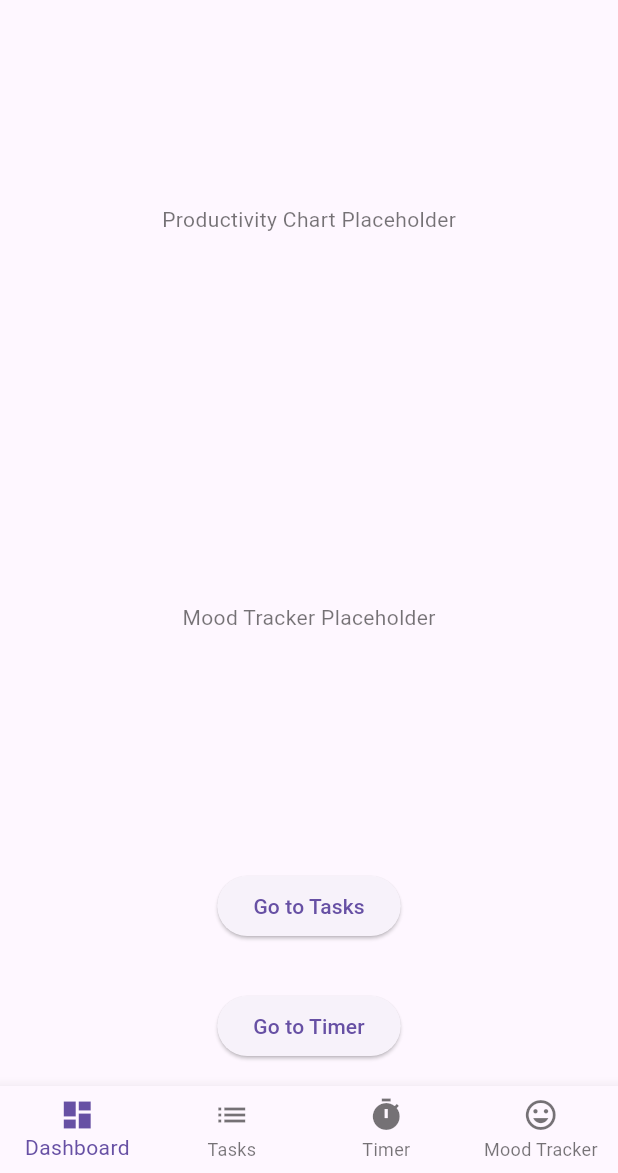
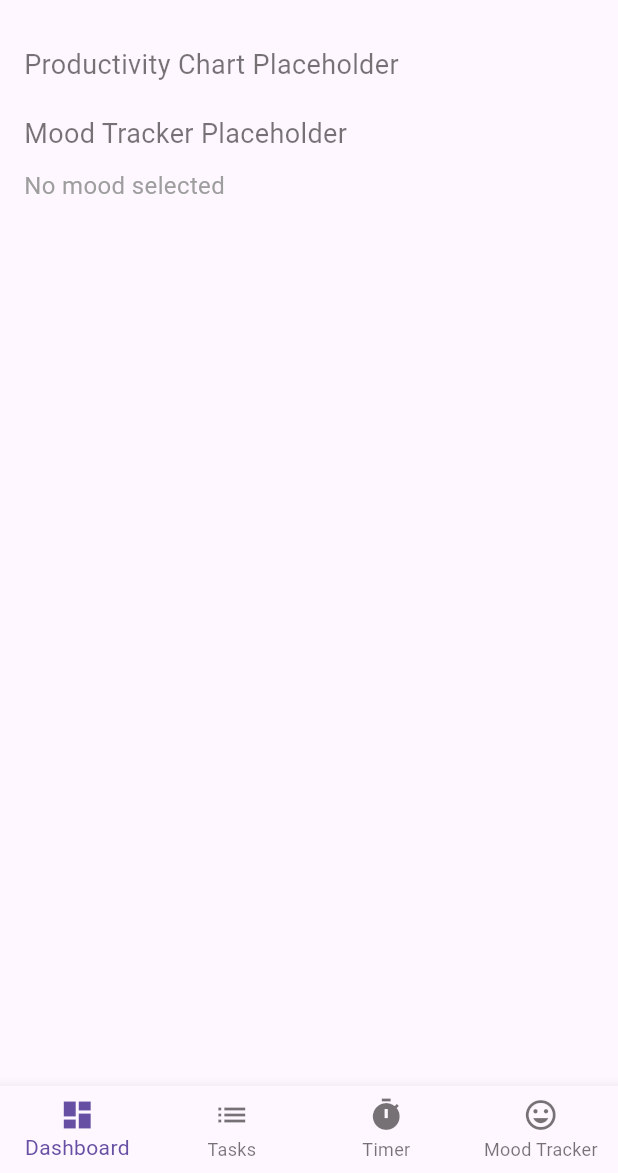
Before and after one commit to weaponxd253/adhd_list, a Flutter app: the screen it shows after launch, on a phone screen of 412 x 824 dp, the part 63-1236 px from its top. Run offline on Flutter 3.47's test engine with Material 3 defaults, Android fonts, the phone set to English and light mode, and no system bars.

Commit message:
Updated dashboard

```diff
--- a/lib/features/dashboard/dashboard_screen.dart
+++ b/lib/features/dashboard/dashboard_screen.dart
@@ -1,50 +1,70 @@
 // lib/features/dashboard/dashboard_screen.dart
 import 'package:flutter/material.dart';
+import 'package:provider/provider.dart';
+import '../../providers/app_state.dart';
 
 class DashboardScreen extends StatelessWidget {
   @override
   Widget build(BuildContext context) {
+    final appState = Provider.of<AppState>(context);
+    final selectedMood = appState.selectedMood;
+    final selectedMoodEmoji = appState.selectedMoodEmoji;
+    final moodMessage = appState.moodMessage;
+
     return Scaffold(
-      appBar: AppBar(title: Text("FocusFlow Dashboard")),
-      body: Column(
+      appBar: AppBar(
+        title: Text("FocusFlow Dashboard"),
+      ),
+      body: Padding(
+        padding: const EdgeInsets.all(16.0),
+        child: Column(
+          crossAxisAlignment: CrossAxisAlignment.start,
           children: [
-          Expanded(
-            child: Center(
-              child: Text(
+            Text(
               "Productivity Chart Placeholder",
-                style: TextStyle(color: Colors.black54),
-              ),
-            ),
-          ),
-          Expanded(
-            child: Center(
-              child: Text(
-                "Mood Tracker Placeholder",
-                style: TextStyle(color: Colors.black54),
-              ),
-            ),
+              style: TextStyle(fontSize: 18, color: Colors.black54),
             ),
             SizedBox(height: 20),
-          Padding(
-            padding: const EdgeInsets.all(16.0),
-            child: ElevatedButton(
-              onPressed: () {
-                Navigator.pushNamed(context, '/tasks'); // Navigate to TaskScreen
-              },
-              child: Text("Go to Tasks"),
+            Text(
+              "Mood Tracker Placeholder",
+              style: TextStyle(fontSize: 18, color: Colors.black54),
             ),
+            SizedBox(height: 10),
+            if (selectedMood.isNotEmpty)
+              Column(
+                crossAxisAlignment: CrossAxisAlignment.start,
+                children: [
+                  Row(
+                    children: [
+                      Text(
+                        "Current Mood: ",
+                        style: TextStyle(fontSize: 18, fontWeight: FontWeight.bold),
                       ),
-          Padding(
-            padding: const EdgeInsets.all(16.0),
-            child: ElevatedButton(
-              onPressed: () {
-                Navigator.pushNamed(context, '/timer'); // Navigate to TimerScreen
-              },
-              child: Text("Go to Timer"),
+                      Text(
+                        "$selectedMoodEmoji $selectedMood",
+                        style: TextStyle(
+                          fontSize: 18,
+                          color: Colors.blueAccent,
+                          fontWeight: FontWeight.bold,
                         ),
                       ),
                     ],
                   ),
+                  SizedBox(height: 10),
+                  Text(
+                    moodMessage,
+                    style: TextStyle(fontSize: 16, color: Colors.black87),
+                  ),
+                ],
+              )
+            else
+              Text(
+                "No mood selected",
+                style: TextStyle(fontSize: 16, color: Colors.grey),
+              ),
+          ],
+        ),
+      ),
     );
   }
 }
--- a/lib/features/mood_tracker/mood_tracker_screen.dart
+++ b/lib/features/mood_tracker/mood_tracker_screen.dart
@@ -11,7 +11,6 @@ class MoodTrackerScreen extends StatefulWidget {
 class _MoodTrackerScreenState extends State<MoodTrackerScreen> {
   String selectedMood = '';
 
-  // List of mood options with emoji and label
   final List<Map<String, String>> moodOptions = [
     {"emoji": "🌱", "label": "Hopeful"},
     {"emoji": "⚠️", "label": "Triggered"},
@@ -40,14 +39,15 @@ class _MoodTrackerScreenState extends State<MoodTrackerScreen> {
     {"emoji": "👥", "label": "Supported"},
   ];
 
-  void _selectMood(String mood) {
-    setState(() {
-      selectedMood = mood;
-    });
+void _selectMood(String moodLabel, String moodEmoji) {
+  setState(() {
+    selectedMood = moodLabel;
+  });
 
-    // Optionally, save the selected mood to AppState
-    Provider.of<AppState>(context, listen: false).setMood(mood);
-  }
+  // Save the selected mood and emoji to AppState
+  Provider.of<AppState>(context, listen: false).setMood(moodLabel, moodEmoji);
+}
+
 
   @override
   Widget build(BuildContext context) {
@@ -73,7 +73,7 @@ class _MoodTrackerScreenState extends State<MoodTrackerScreen> {
                   final isSelected = selectedMood == mood["label"];
 
                   return GestureDetector(
-                    onTap: () => _selectMood(mood["label"]!),
+                    onTap: () => _selectMood(mood["label"]!, mood["emoji"]!),
                     child: Container(
                       margin: EdgeInsets.symmetric(vertical: 5),
                       padding: EdgeInsets.all(12),
--- a/lib/providers/app_state.dart
+++ b/lib/providers/app_state.dart
@@ -89,14 +89,50 @@ class AppState extends ChangeNotifier {
     notifyListeners();
   }
 
-   String _selectedMood = '';
+ String _selectedMood = '';
+  String _selectedMoodEmoji = '';
 
-  // Getter for the selected mood
+  // Map of mood messages
+  final Map<String, String> moodMessages = {
+    "Hopeful": "It’s wonderful to feel hope! Nurture it by thinking of one small step you can take toward your goal today.",
+    "Triggered": "Take a deep breath. It's okay to feel this way. Ground yourself by focusing on something you can see, touch, hear, or smell.",
+    "Calm": "Feeling calm is a gift. Take a moment to enjoy this peace and consider what helps you stay centered.",
+    "Mindful": "Notice the details around you. How does your body feel? Mindfulness can be powerful for well-being.",
+    "Empowered": "You’ve got this! Use this energy to take a step forward. What will you accomplish today?",
+    "Vulnerable": "Being vulnerable takes courage. Remember, it’s okay to lean on others for support when you need it.",
+    "Validated": "Feeling seen and understood can be incredibly comforting. Take a moment to appreciate this.",
+    "Grounded": "Feel the earth beneath you. Centering yourself brings peace. Reflect on something steady in your life.",
+    "Disconnected": "Feeling disconnected can be tough. Try reaching out to someone or doing an activity that brings you joy.",
+    "Optimistic": "Optimism lights the way forward! Keep this positive outlook and share it with others when you can.",
+    "Distracted": "It’s okay to feel scattered. Try a quick reset: close your eyes, breathe deeply, and focus on one small task.",
+    "Grieving": "Grief takes time. Allow yourself to feel it without judgment. Reach out to loved ones or take a gentle step toward healing.",
+    "Rejected": "Rejection hurts, but remember: it doesn’t define you. You are worthy and valued just as you are.",
+    "Accepted": "Acceptance is a beautiful thing. Celebrate who you are and the journey that brought you here.",
+    "Lonely": "Loneliness is a shared human experience. Try connecting with someone you trust, even if just to say hi.",
+    "Burnt Out": "Burnout is a sign to slow down. Prioritize rest and ask for help where you can. Your well-being matters.",
+    "Resilient": "You’ve come through so much. Honor your resilience and think about what’s helped you stay strong.",
+    "Centered": "Being centered helps us weather life’s storms. Carry this feeling with you as a reminder of your strength.",
+    "Panicked": "Panic can feel overwhelming. Try to breathe deeply and ground yourself by counting backward from ten.",
+    "Encouraged": "Encouragement fuels us forward! Keep this spirit close and consider sharing it with someone who needs it.",
+    "Inspired": "Feeling inspired is powerful. Write down your ideas, and take even a small step toward bringing them to life.",
+    "Exhausted": "You deserve rest. Allow yourself time to recharge. Listen to your body and take care of yourself.",
+    "Content": "Contentment brings balance. Take a deep breath and appreciate the small things that bring you joy.",
+    "Irritable": "Irritability is natural. Take a step back and identify what’s bothering you. Gentle self-care can help.",
+    "Supported": "You’re not alone. Lean into this support, and remember to appreciate those who uplift you."
+  };
+
+  // Getters for mood and emoji
   String get selectedMood => _selectedMood;
+  String get selectedMoodEmoji => _selectedMoodEmoji;
 
-  // Set the selected mood and notify listeners
-  void setMood(String mood) {
+  // Method to set the mood with both emoji and label
+  void setMood(String mood, String emoji) {
     _selectedMood = mood;
+    _selectedMoodEmoji = emoji;
     notifyListeners();
   }
+
+  // Method to get the message for the selected mood
+  String get moodMessage => moodMessages[_selectedMood] ?? '';
+
 }
```
Lines whose indentation alone changed are shown as unchanged.
